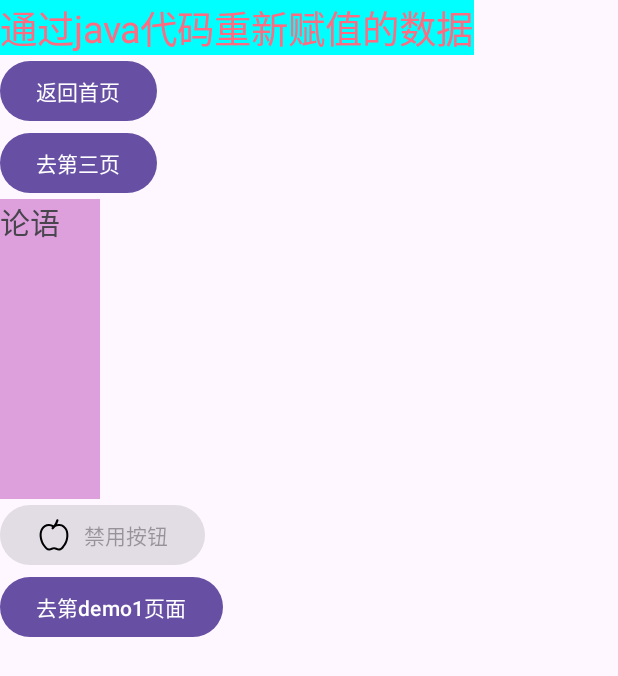
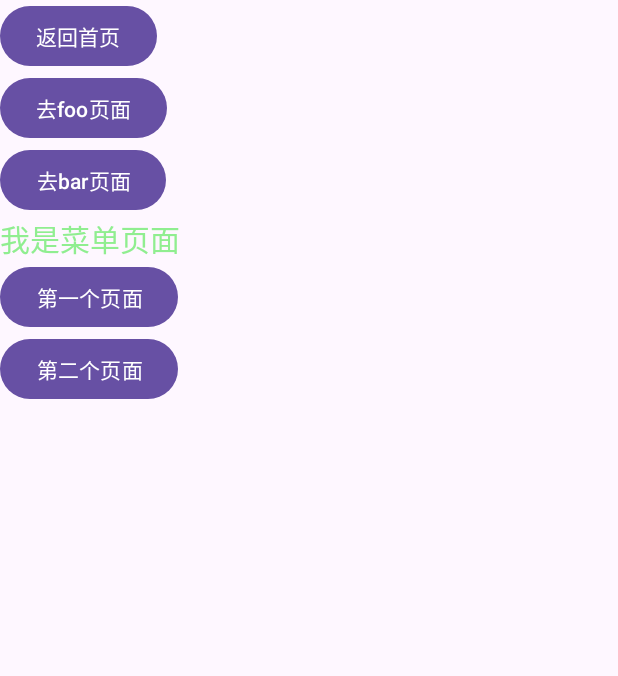
Before and after one commit to zhaodafei/temp_and, an Android app: the screen it shows after launch (FooActivity before the commit, Fei00MenuActivity after it), after a tap on "跳转第二页", on a phone screen of 412 x 824 dp. Shown: the top 676 px of the screen. Run offline under Robolectric (Android 15) with nearby library versions, the light colour scheme and no system bars.

Commit message:
init菜单

```diff
--- a/app/src/main/AndroidManifest.xml
+++ b/app/src/main/AndroidManifest.xml
@@ -23,6 +23,9 @@
             </intent-filter>
         </activity>
 
+        <!-- 我的菜单入口文件-->
+        <activity android:name=".Fei00MenuActivity" />
+
         <!-- 我的第二个页面-->
         <activity android:name=".FooActivity" />
 
--- /dev/null
+++ b/app/src/main/java/com/fei/myfei/Fei00MenuActivity.java
@@ -0,0 +1,61 @@
+package com.fei.myfei;
+
+import androidx.appcompat.app.AppCompatActivity;
+
+import android.content.Intent;
+import android.os.Bundle;
+import android.view.View;
+import android.widget.Button;
+
+public class Fei00MenuActivity extends AppCompatActivity {
+
+    @Override
+    protected void onCreate(Bundle savedInstanceState) {
+        super.onCreate(savedInstanceState);
+        setContentView(R.layout.activity_fei00_menu);
+
+        // 返回首页
+        Button HomeButton = findViewById(R.id.feiMenu00_home);
+        HomeButton.setOnClickListener(new View.OnClickListener(){
+            @Override
+            public void onClick(View view) {
+                Intent intent = new Intent();
+                intent.setClass(Fei00MenuActivity.this, MainActivity.class);
+                startActivity(intent); // 注意这个方法,不要选错了,这个方法有多个,参数不一样
+            }
+        });
+
+        // 去foo页面
+        Button MenuBtn00F = findViewById(R.id.feiMenu00_foo);
+        MenuBtn00F.setOnClickListener(new View.OnClickListener(){
+            @Override
+            public void onClick(View view) {
+                Intent intent = new Intent();
+                intent.setClass(Fei00MenuActivity.this, FooActivity.class);
+                startActivity(intent); // 注意这个方法,不要选错了,这个方法有多个,参数不一样
+            }
+        });
+        // 去foo页面
+        Button MenuBtn00B = findViewById(R.id.feiMenu00_bar);
+        MenuBtn00B.setOnClickListener(new View.OnClickListener(){
+            @Override
+            public void onClick(View view) {
+                Intent intent = new Intent();
+                intent.setClass(Fei00MenuActivity.this, BarActivity.class);
+                startActivity(intent); // 注意这个方法,不要选错了,这个方法有多个,参数不一样
+            }
+        });
+
+        // ==================================
+        // 第一个页面
+        Button MenuBtn01 = findViewById(R.id.feiMenu01_link);
+        MenuBtn01.setOnClickListener(new View.OnClickListener(){
+            @Override
+            public void onClick(View view) {
+                Intent intent = new Intent();
+                intent.setClass(Fei00MenuActivity.this, Fei01Activity.class);
+                startActivity(intent); // 注意这个方法,不要选错了,这个方法有多个,参数不一样
+            }
+        });
+    }
+}
--- a/app/src/main/java/com/fei/myfei/MainActivity.java
+++ b/app/src/main/java/com/fei/myfei/MainActivity.java
@@ -20,7 +20,8 @@ public class MainActivity extends AppCompatActivity {
             @Override
             public void onClick(View view) {
                 Intent intent = new Intent();
-                intent.setClass(MainActivity.this, FooActivity.class);
+                // intent.setClass(MainActivity.this, FooActivity.class);
+                intent.setClass(MainActivity.this, Fei00MenuActivity.class);
                 startActivity(intent); // 注意这个方法,不要选错了,这个方法有多个,参数不一样
             }
         });
--- /dev/null
+++ b/app/src/main/res/layout/activity_fei00_menu.xml
@@ -0,0 +1,61 @@
+<?xml version="1.0" encoding="utf-8"?>
+<LinearLayout xmlns:android="http://schemas.android.com/apk/res/android"
+    xmlns:app="http://schemas.android.com/apk/res-auto"
+    xmlns:tools="http://schemas.android.com/tools"
+    android:layout_width="match_parent"
+    android:layout_height="match_parent"
+    android:orientation="vertical"
+    tools:context=".Fei00MenuActivity">
+
+<!-- 垂直方向滚动-->
+<ScrollView
+    android:layout_width="match_parent"
+    android:layout_height="wrap_content">
+
+    <LinearLayout
+        android:layout_width="wrap_content"
+        android:layout_height="match_parent"
+        android:orientation="vertical">
+
+        <Button
+            android:id="@+id/feiMenu00_home"
+            android:layout_width="wrap_content"
+            android:layout_height="wrap_content"
+            android:text="@string/feiMenu00_home" />
+
+        <Button
+            android:id="@+id/feiMenu00_foo"
+            android:layout_width="wrap_content"
+            android:layout_height="wrap_content"
+            android:text="@string/feiMenu00_foo" />
+        <Button
+            android:id="@+id/feiMenu00_bar"
+            android:layout_width="wrap_content"
+            android:layout_height="wrap_content"
+            android:text="@string/feiMenu00_bar" />
+
+        <TextView
+            android:id="@+id/feiMenu01_text"
+            android:layout_width="wrap_content"
+            android:layout_height="wrap_content"
+            android:text="@string/feiMenu01_text"
+            android:textColor="#90EE90"
+            android:textSize="20sp" />
+
+        <Button
+            android:id="@+id/feiMenu01_link"
+            android:layout_width="wrap_content"
+            android:layout_height="match_parent"
+            android:text="@string/feiMenu01_link" />
+
+        <Button
+            android:id="@+id/feiMenu02_link"
+            android:layout_width="wrap_content"
+            android:layout_height="wrap_content"
+            android:text="@string/feiMenu02_link" />
+
+    </LinearLayout>
+
+</ScrollView>
+
+</LinearLayout>
--- a/app/src/main/res/values/strings.xml
+++ b/app/src/main/res/values/strings.xml
@@ -1,5 +1,12 @@
 <resources>
     <string name="app_name">大飞秘籍</string>
+    <string name="feiMenu01_text">我是菜单页面</string>
+    <string name="feiMenu00_home">返回首页</string>
+    <string name="feiMenu00_foo">去foo页面</string>
+    <string name="feiMenu00_bar">去bar页面</string>
+    <string name="feiMenu01_link">第一个页面</string>
+    <string name="feiMenu02_link">第二个页面</string>
+
     <string name="foo_text1">从首页跳转过来了</string>
     <string name="foo_new_text1">通过java代码重新赋值的数据</string>
 </resources>
```
